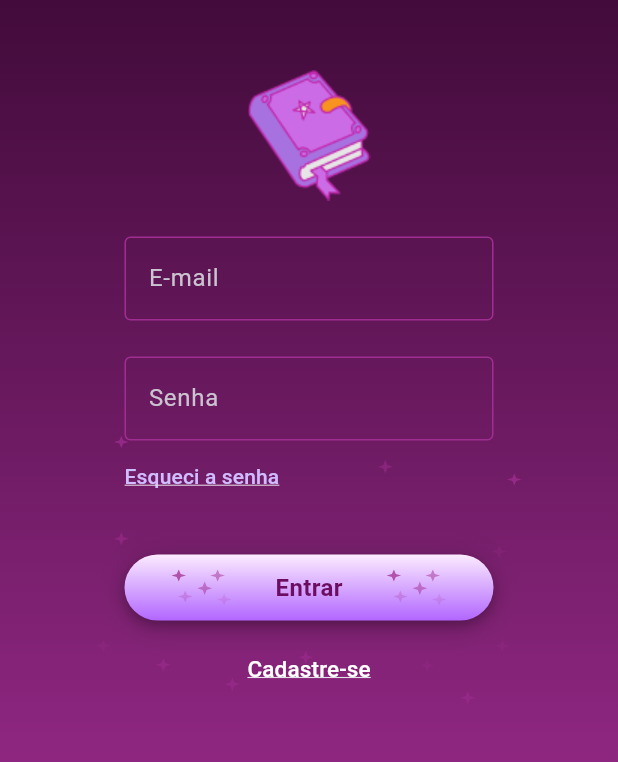
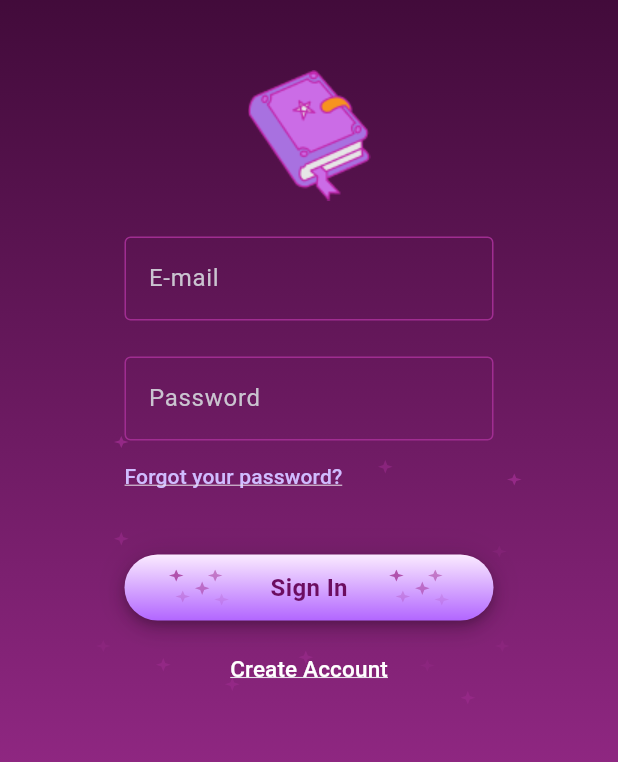
Before and after one commit to alura-cursos/flutter_i18n, a Flutter app: the Login screen opened directly, on a phone screen of 412 x 824 dp, the part 299-1061 px from its top. Run offline on Flutter 3.47's test engine with Material 3 defaults, Android fonts, the phone set to English and light mode, and no system bars; our stand-ins replace carousel_slider, flutter_svg, lottie, sqflite; accounts and stored records are empty; generated files the repository leaves out were written again; network calls fail.

Commit message:
mnm - localizando telas de login e registro

```diff
--- a/lib/screens/login.dart
+++ b/lib/screens/login.dart
@@ -5,6 +5,7 @@ import '../screens/home.dart';
 import '../screens/components/primary_button.dart';
 import '../screens/sign_up.dart';
 import '../theme.dart';
+import 'package:flutter_gen/gen_l10n/app_localizations.dart';
 
 class Login extends StatefulWidget {
   const Login({super.key});
@@ -32,9 +33,11 @@ class _LoginState extends State<Login> {
                   Column(
                     mainAxisAlignment: MainAxisAlignment.center,
                     children: <Widget>[
-                      const Padding(
-                        padding: EdgeInsets.only(bottom: 40.0),
-                        child: DisplayText("Login"),
+                      Padding(
+                        padding: const EdgeInsets.only(bottom: 40.0),
+                        child: DisplayText(
+                          AppLocalizations.of(context)!.loginTitle,
+                        ),
                       ),
                       Padding(
                         padding: const EdgeInsets.only(bottom: 24.0),
@@ -54,39 +57,48 @@ class _LoginState extends State<Login> {
                                       InputDecorationProperties.textDecoration,
                                   decoration: InputDecorationProperties
                                       .newInputDecoration(
-                                          "seuemail@dominio.com", "E-mail"),
+                                    AppLocalizations.of(context)!
+                                        .emailPlaceholder,
+                                    AppLocalizations.of(context)!.email,
+                                  ),
                                   keyboardType: TextInputType.emailAddress,
                                 ),
                               ),
                               TextFormField(
                                 style: InputDecorationProperties.textDecoration,
                                 decoration: InputDecorationProperties
-                                    .newInputDecoration("******", "Senha"),
+                                    .newInputDecoration("******",
+                                        AppLocalizations.of(context)!.password),
                                 obscureText: true,
                               ),
                               Padding(
                                 padding: const EdgeInsets.only(bottom: 28.0),
                                 child: TextButton(
                                   style: TextButton.styleFrom(
-                                      padding: const EdgeInsets.symmetric(
-                                          vertical: 8.0)),
+                                    padding: const EdgeInsets.symmetric(
+                                      vertical: 8.0,
+                                    ),
+                                  ),
                                   onPressed: () {},
-                                  child: const Text(
-                                    "Esqueci a senha",
-                                    style: TextStyle(
-                                        decoration: TextDecoration.underline),
+                                  child: Text(
+                                    AppLocalizations.of(context)!
+                                        .loginForgottenPassword,
+                                    style: const TextStyle(
+                                      decoration: TextDecoration.underline,
+                                    ),
                                   ),
                                 ),
                               ),
                               PrimaryButton(
-                                  text: "Entrar",
-                                  onTap: () {
-                                    Navigator.push(
-                                        context,
-                                        MaterialPageRoute(
-                                            builder: (context) =>
-                                                const Home()));
-                                  }),
+                                text: AppLocalizations.of(context)!
+                                    .loginSignInButton,
+                                onTap: () {
+                                  Navigator.push(
+                                      context,
+                                      MaterialPageRoute(
+                                          builder: (context) => const Home()));
+                                },
+                              ),
                               Padding(
                                 padding: const EdgeInsets.only(top: 8.0),
                                 child: TextButton(
@@ -103,7 +115,8 @@ class _LoginState extends State<Login> {
                                                 const Signup()));
                                   },
                                   child: Text(
-                                    "Cadastre-se",
+                                    AppLocalizations.of(context)!
+                                        .loginCreateAccountButton,
                                     style: TextStyle(
                                       color: AppColors.white,
                                       fontSize: 15,
```
Also changed, not shown: lib/l10n/app_en.arb (+48 -0 lines), lib/l10n/app_es.arb (+13 -1 lines), lib/l10n/app_pt.arb (+13 -1 lines), lib/screens/sign_up.dart (+19 -8 lines).
